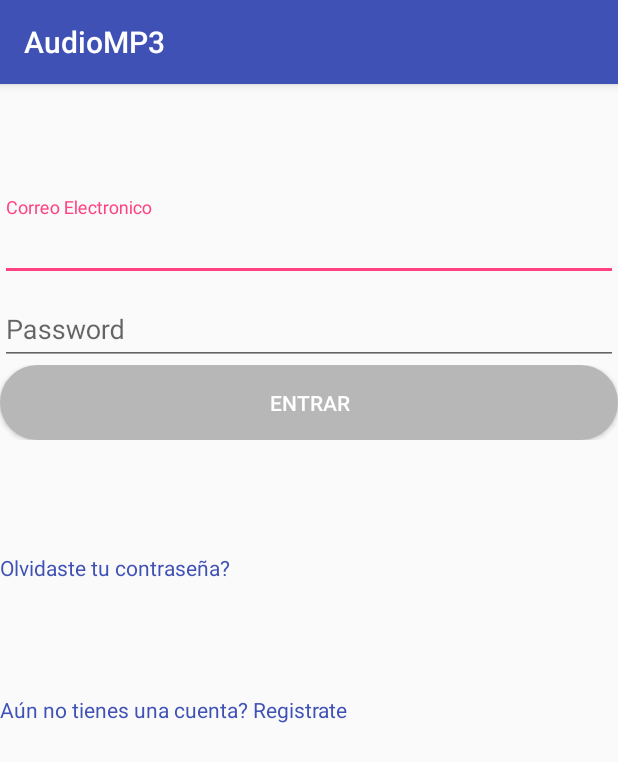
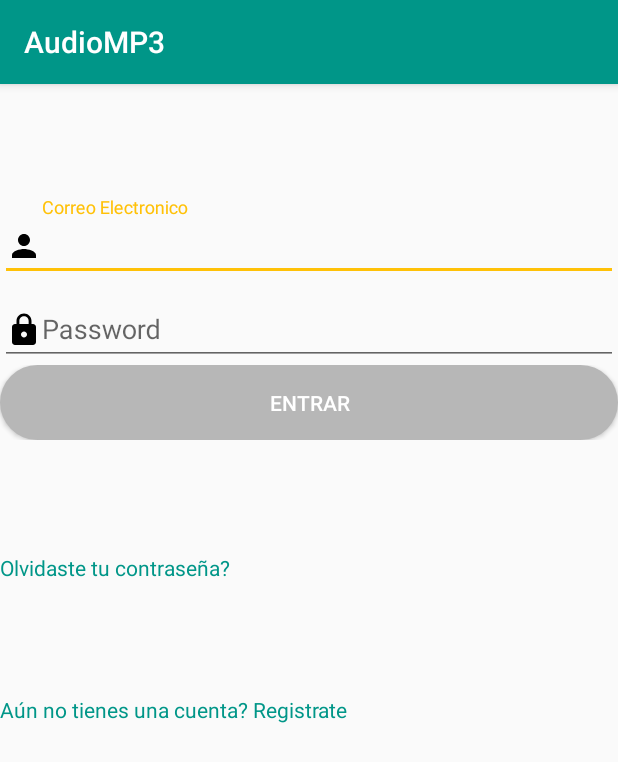
Before and after one commit to marguirrem/AduioMP3, an Android app: the screen it shows after launch (LoginActivity), on a phone screen of 412 x 824 dp. Shown: the top 762 px of the screen. Run offline under Robolectric (Android 15) with nearby library versions, the phone set to English and light mode, and no system bars; our stand-ins replace ButterKnife.

Commit message:
new theme

```diff
--- /dev/null
+++ b/app/src/main/res/drawable/ic_lock_black_24dp.xml
@@ -0,0 +1,9 @@
+<vector xmlns:android="http://schemas.android.com/apk/res/android"
+        android:width="24dp"
+        android:height="24dp"
+        android:viewportWidth="24.0"
+        android:viewportHeight="24.0">
+    <path
+        android:fillColor="#FF000000"
+        android:pathData="M18,8h-1L17,6c0,-2.76 -2.24,-5 -5,-5S7,3.24 7,6v2L6,8c-1.1,0 -2,0.9 -2,2v10c0,1.1 0.9,2 2,2h12c1.1,0 2,-0.9 2,-2L20,10c0,-1.1 -0.9,-2 -2,-2zM12,17c-1.1,0 -2,-0.9 -2,-2s0.9,-2 2,-2 2,0.9 2,2 -0.9,2 -2,2zM15.1,8L8.9,8L8.9,6c0,-1.71 1.39,-3.1 3.1,-3.1 1.71,0 3.1,1.39 3.1,3.1v2z"/>
+</vector>
--- /dev/null
+++ b/app/src/main/res/drawable/ic_person_black_24dp.xml
@@ -0,0 +1,9 @@
+<vector xmlns:android="http://schemas.android.com/apk/res/android"
+        android:width="24dp"
+        android:height="24dp"
+        android:viewportWidth="24.0"
+        android:viewportHeight="24.0">
+    <path
+        android:fillColor="#FF000000"
+        android:pathData="M12,12c2.21,0 4,-1.79 4,-4s-1.79,-4 -4,-4 -4,1.79 -4,4 1.79,4 4,4zM12,14c-2.67,0 -8,1.34 -8,4v2h16v-2c0,-2.66 -5.33,-4 -8,-4z"/>
+</vector>
--- a/app/src/main/res/layout/activity_login.xml
+++ b/app/src/main/res/layout/activity_login.xml
@@ -14,6 +14,8 @@
             android:id="@+id/loginEtUsuario"
             android:layout_width="match_parent"
             android:layout_height="wrap_content"
+            android:inputType="textEmailAddress"
+            android:drawableLeft="@drawable/ic_person_black_24dp"
             android:hint="@string/login.user.hint"/>
 
     </android.support.design.widget.TextInputLayout>
@@ -28,6 +30,7 @@
             android:inputType="textPassword"
             android:layout_width="match_parent"
             android:layout_height="wrap_content"
+            android:drawableLeft="@drawable/ic_lock_black_24dp"
             android:hint="@string/login.et.password.hint"/>
     </android.support.design.widget.TextInputLayout>
 
--- a/app/src/main/res/values/colors.xml
+++ b/app/src/main/res/values/colors.xml
@@ -1,8 +1,8 @@
 <?xml version="1.0" encoding="utf-8"?>
 <resources>
-    <color name="colorPrimary">#3F51B5</color>
-    <color name="colorPrimaryDark">#303F9F</color>
-    <color name="colorAccent">#FF4081</color>
+    <color name="colorPrimary">#009688</color>
+    <color name="colorPrimaryDark">#00796B</color>
+    <color name="colorAccent">#FFC107</color>
     <color name="colorWhite">#FFF</color>
     <color name="colorDisabled">#B7B7B7</color>
 </resources>
```
Also changed, not shown: app/src/main/java/com/audiomp3/audiomp3/activities/HomeActivity.java (+26 -7 lines), 213 other files.
